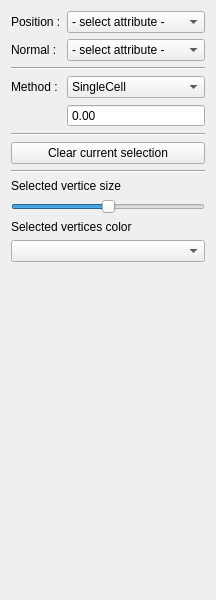
The window that schnapps/plugins/selection/selection.ui (cgogn/SCHNApps) describes before a commit, drawn with Qt 5.
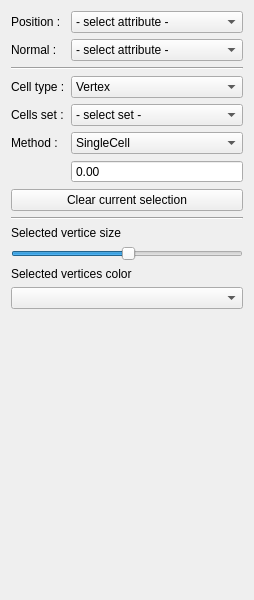
The same window after the commit. Custom widgets are drawn as their Qt base class.

Commit message: choose cell type & cells set in selection plugin UI

What changed in the file:
```diff
--- a/schnapps/plugins/selection/selection.ui
+++ b/schnapps/plugins/selection/selection.ui
@@ -6,7 +6,7 @@
    <rect>
     <x>0</x>
     <y>0</y>
-    <width>216</width>
+    <width>254</width>
     <height>600</height>
    </rect>
   </property>
@@ -14,24 +14,26 @@
    <string>Form</string>
   </property>
   <layout class="QGridLayout" name="gridLayout">
-   <item row="9" column="0" colspan="2">
-    <widget class="QSlider" name="slider_verticesScaleFactor">
-     <property name="value">
-      <number>50</number>
-     </property>
-     <property name="orientation">
-      <enum>Qt::Horizontal</enum>
-     </property>
-     <property name="tickPosition">
-      <enum>QSlider::NoTicks</enum>
+   <item row="0" column="0">
+    <widget class="QLabel" name="label_2">
+     <property name="text">
+      <string>Position :</string>
      </property>
     </widget>
    </item>
-   <item row="2" column="0" colspan="2">
-    <widget class="Line" name="line">
-     <property name="orientation">
-      <enum>Qt::Horizontal</enum>
+   <item row="0" column="1">
+    <widget class="QComboBox" name="combo_positionAttribute">
+     <property name="sizePolicy">
+      <sizepolicy hsizetype="Expanding" vsizetype="Fixed">
+       <horstretch>0</horstretch>
+       <verstretch>0</verstretch>
+      </sizepolicy>
      </property>
+     <item>
+      <property name="text">
+       <string>- select attribute -</string>
+      </property>
+     </item>
     </widget>
    </item>
    <item row="1" column="0">
@@ -50,14 +52,88 @@
      </item>
     </widget>
    </item>
-   <item row="6" column="0" colspan="2">
-    <widget class="QPushButton" name="button_clear">
+   <item row="2" column="0" colspan="2">
+    <widget class="Line" name="line">
+     <property name="orientation">
+      <enum>Qt::Horizontal</enum>
+     </property>
+    </widget>
+   </item>
+   <item row="3" column="0">
+    <widget class="QLabel" name="label_7">
      <property name="text">
-      <string>Clear current selection</string>
+      <string>Cell type :</string>
      </property>
     </widget>
    </item>
    <item row="3" column="1">
+    <widget class="QComboBox" name="combo_cellType">
+     <property name="sizePolicy">
+      <sizepolicy hsizetype="Expanding" vsizetype="Fixed">
+       <horstretch>0</horstretch>
+       <verstretch>0</verstretch>
+      </sizepolicy>
+     </property>
+     <property name="currentIndex">
+      <number>1</number>
+     </property>
+     <item>
+      <property name="text">
+       <string>Dart</string>
+      </property>
+     </item>
+     <item>
+      <property name="text">
+       <string>Vertex</string>
+      </property>
+     </item>
+     <item>
+      <property name="text">
+       <string>Edge</string>
+      </property>
+     </item>
+     <item>
+      <property name="text">
+       <string>Face</string>
+      </property>
+     </item>
+     <item>
+      <property name="text">
+       <string>Volume</string>
+      </property>
+     </item>
+    </widget>
+   </item>
+   <item row="4" column="0">
+    <widget class="QLabel" name="label_6">
+     <property name="text">
+      <string>Cells set :</string>
+     </property>
+    </widget>
+   </item>
+   <item row="4" column="1">
+    <widget class="QComboBox" name="combo_cellsSet">
+     <property name="sizePolicy">
+      <sizepolicy hsizetype="Expanding" vsizetype="Fixed">
+       <horstretch>0</horstretch>
+       <verstretch>0</verstretch>
+      </sizepolicy>
+     </property>
+     <item>
+      <property name="text">
+       <string>- select set -</string>
+      </property>
+     </item>
+    </widget>
+   </item>
+   <item row="5" column="0">
+    <widget class="QLabel" name="label_3">
+     <property name="text">
+      <string>Method :</string>
+     </property>
+    </widget>
+   </item>
+   <item row="5" column="1">
     <widget class="QComboBox" name="combo_selectionMethod">
      <property name="sizePolicy">
       <sizepolicy hsizetype="Expanding" vsizetype="Fixed">
@@ -82,43 +158,50 @@
      </item>
     </widget>
    </item>
-   <item row="0" column="1">
-    <widget class="QComboBox" name="combo_positionAttribute">
-     <property name="sizePolicy">
-      <sizepolicy hsizetype="Expanding" vsizetype="Fixed">
-       <horstretch>0</horstretch>
-       <verstretch>0</verstretch>
-      </sizepolicy>
+   <item row="6" column="0">
+    <widget class="QLabel" name="label_angle_radius">
+     <property name="text">
+      <string/>
      </property>
-     <item>
-      <property name="text">
-       <string>- select attribute -</string>
-      </property>
-     </item>
     </widget>
    </item>
-   <item row="5" column="0" colspan="2">
-    <widget class="Line" name="line_2">
-     <property name="orientation">
-      <enum>Qt::Horizontal</enum>
+   <item row="6" column="1">
+    <widget class="QDoubleSpinBox" name="spin_angle_radius">
+     <property name="toolTip">
+      <string/>
      </property>
-    </widget>
-   </item>
-   <item row="3" column="0">
-    <widget class="QLabel" name="label_3">
-     <property name="text">
-      <string>Method :</string>
+     <property name="statusTip">
+      <string/>
      </property>
+     <property name="whatsThis">
+      <string/>
+     </property>
+     <property name="readOnly">
+      <bool>true</bool>
+     </property>
+     <property name="buttonSymbols">
+      <enum>QAbstractSpinBox::NoButtons</enum>
+     </property>
+     <property name="maximum">
+      <double>999999999.000000000000000</double>
+     </property>
     </widget>
    </item>
-   <item row="0" column="0">
-    <widget class="QLabel" name="label_2">
+   <item row="7" column="0" colspan="2">
+    <widget class="QPushButton" name="button_clear">
      <property name="text">
-      <string>Position :</string>
+      <string>Clear current selection</string>
      </property>
     </widget>
    </item>
    <item row="8" column="0" colspan="2">
+    <widget class="Line" name="line_3">
+     <property name="orientation">
+      <enum>Qt::Horizontal</enum>
+     </property>
+    </widget>
+   </item>
+   <item row="9" column="0" colspan="2">
     <widget class="QLabel" name="label_4">
      <property name="text">
       <string>Selected vertice size</string>
@@ -126,20 +209,26 @@
     </widget>
    </item>
    <item row="10" column="0" colspan="2">
+    <widget class="QSlider" name="slider_verticesScaleFactor">
+     <property name="value">
+      <number>50</number>
+     </property>
+     <property name="orientation">
+      <enum>Qt::Horizontal</enum>
+     </property>
+     <property name="tickPosition">
+      <enum>QSlider::NoTicks</enum>
+     </property>
+    </widget>
+   </item>
+   <item row="11" column="0" colspan="2">
     <widget class="QLabel" name="label_5">
      <property name="text">
       <string>Selected vertices color</string>
      </property>
     </widget>
    </item>
-   <item row="7" column="0" colspan="2">
-    <widget class="Line" name="line_3">
-     <property name="orientation">
-      <enum>Qt::Horizontal</enum>
-     </property>
-    </widget>
-   </item>
-   <item row="15" column="1">
+   <item row="13" column="0">
     <spacer name="verticalSpacer">
      <property name="orientation">
       <enum>Qt::Vertical</enum>
@@ -152,38 +241,9 @@
      </property>
     </spacer>
    </item>
-   <item row="11" column="0" colspan="2">
+   <item row="12" column="0" colspan="2">
     <widget class="ColorComboBox" name="combo_color"/>
    </item>
-   <item row="4" column="1">
-    <widget class="QDoubleSpinBox" name="spin_angle_radius">
-     <property name="toolTip">
-      <string/>
-     </property>
-     <property name="statusTip">
-      <string/>
-     </property>
-     <property name="whatsThis">
-      <string/>
-     </property>
-     <property name="readOnly">
-      <bool>true</bool>
-     </property>
-     <property name="buttonSymbols">
-      <enum>QAbstractSpinBox::NoButtons</enum>
-     </property>
-     <property name="maximum">
-      <double>999999999.000000000000000</double>
-     </property>
-    </widget>
-   </item>
-   <item row="4" column="0">
-    <widget class="QLabel" name="label_angle_radius">
-     <property name="text">
-      <string/>
-     </property>
-    </widget>
-   </item>
   </layout>
  </widget>
  <customwidgets>
```
The commit also changes 7 other files.
